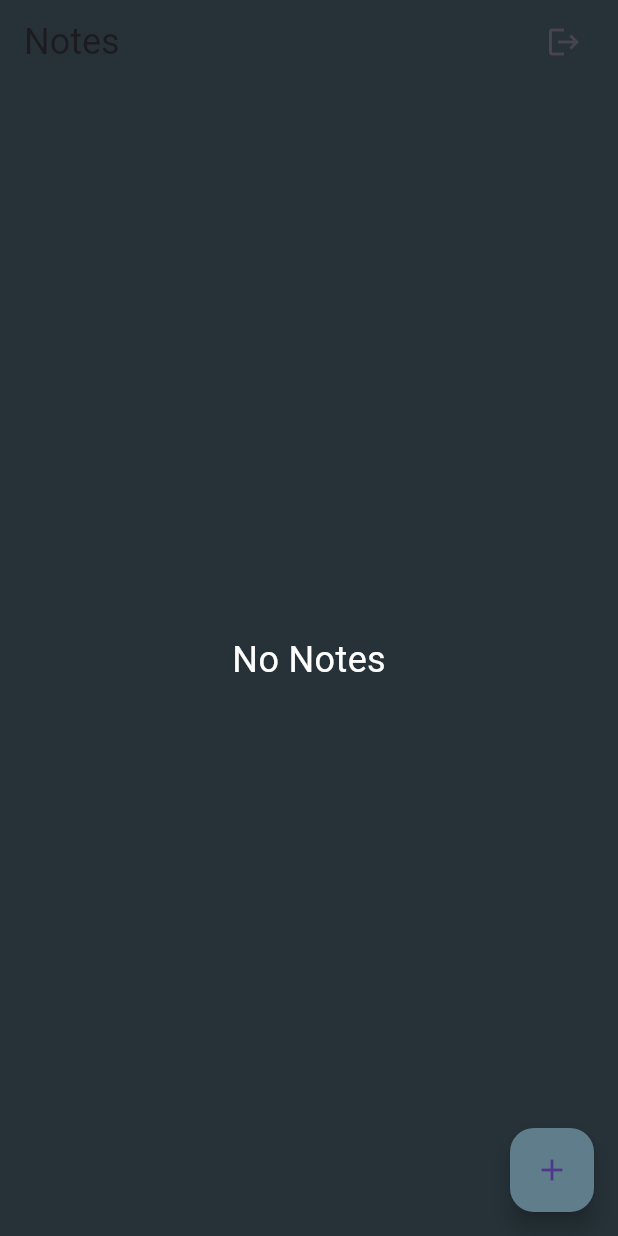
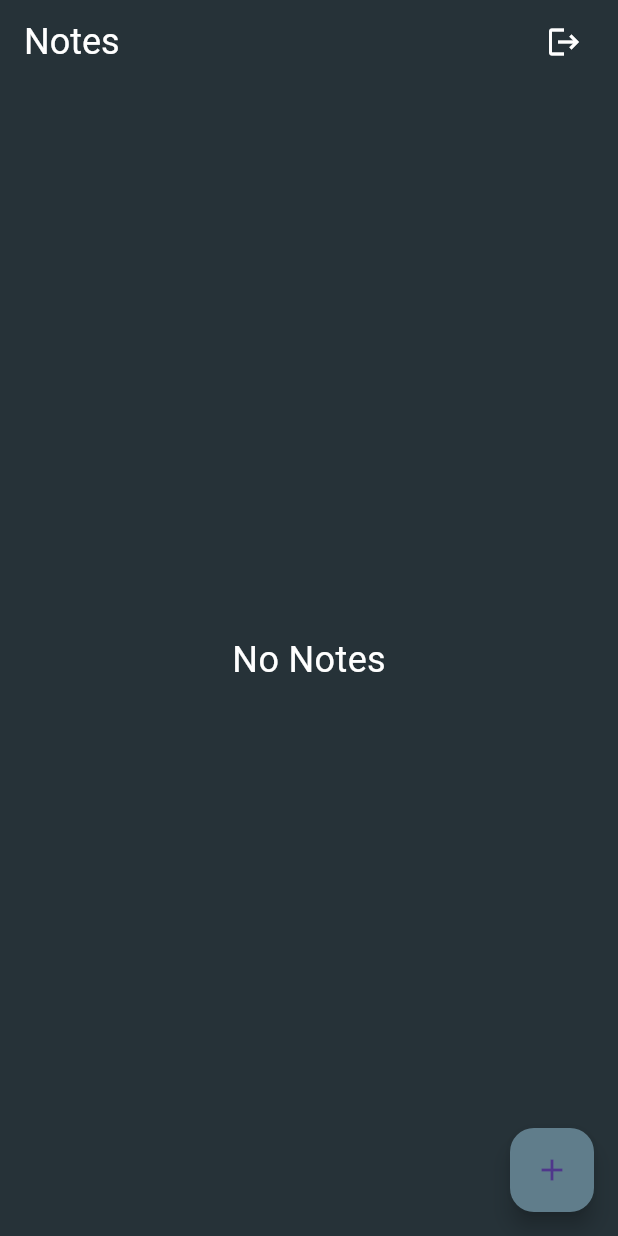
Before and after one commit to KrzysztofS02/first_flutter_project, a Flutter app: the HomeView screen opened directly, on a phone screen of 412 x 824 dp. Run offline on Flutter 3.47's test engine with Material 3 defaults, Android fonts, the phone set to English and light mode, and no system bars; our stand-ins replace shared_preferences, sqflite; accounts and stored records are empty.

Commit message:
add SafeArea and chang icons colors

```diff
--- a/lib/views/home/home_view.dart
+++ b/lib/views/home/home_view.dart
@@ -52,18 +52,19 @@ class _HomeViewState extends State<HomeView> {
 
   @override
   Widget build(BuildContext context) {
-    return Scaffold(
+    return SafeArea(
+      child: Scaffold(
         backgroundColor: Colors.blueGrey.shade900,
         appBar: AppBar(
           automaticallyImplyLeading: false,
           title: Text(
             'Notes',
-          style: TextStyle(fontSize: 24),
+            style: TextStyle(fontSize: 24, color: MyColors.whiteColor),
           ),
           actions: [
             IconButton(
               onPressed: logout,
-            icon: Icon(Icons.logout),
+              icon: Icon(Icons.logout, color: MyColors.whiteColor,),
             ),
             SizedBox(
               width: 12,
@@ -92,6 +93,7 @@ class _HomeViewState extends State<HomeView> {
             refreshNotes();
           },
         ),
+      ),
     );
   }
 
--- a/lib/views/login/login_view.dart
+++ b/lib/views/login/login_view.dart
@@ -181,7 +181,7 @@ class _LoginViewState extends State<LoginView> {
                     ),
                     GestureDetector(
                       child: Text(
-                        'Sing up',
+                        'Sign up',
                         style: TextStyle(
                           fontSize: 15,
                           fontWeight: FontWeight.w700,
```
Also changed, not shown: lib/views/notes_pages/edit_note_page.dart (+7 -1 lines), lib/views/notes_pages/note_detail_page.dart (+8 -3 lines). Lines whose indentation alone changed are shown as unchanged.
